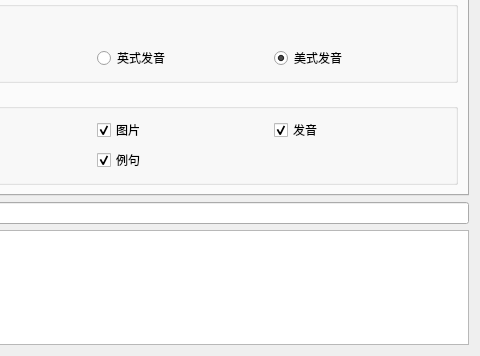
Before: the Qt Designer form addon/UIForm/mainUI.ui in lixvbnet/Dict2Anki, drawn with Qt 5; both pictures show x 115 to 595 and y 180 to 536 of the 595 by 536 pixel window.
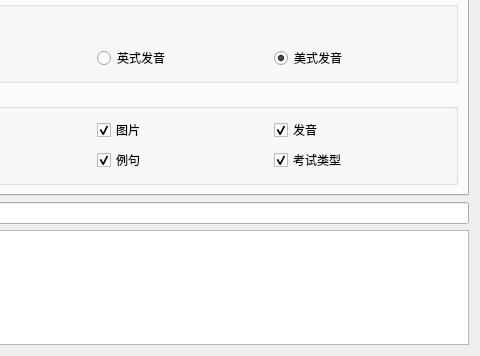
After: the same form once the commit is applied. The open tabs and pages were chosen to show the change.

Commit message: dev: allow toggle exam_type

```diff
--- a/addon/UIForm/mainUI.ui
+++ b/addon/UIForm/mainUI.ui
@@ -376,6 +376,16 @@
             </property>
            </widget>
           </item>
+          <item row="1" column="2">
+           <widget class="QCheckBox" name="examTypeCheckBox">
+            <property name="text">
+             <string>考试类型</string>
+            </property>
+            <property name="checked">
+             <bool>true</bool>
+            </property>
+           </widget>
+          </item>
          </layout>
         </widget>
        </item>
```
The commit also changes 4 other files.
